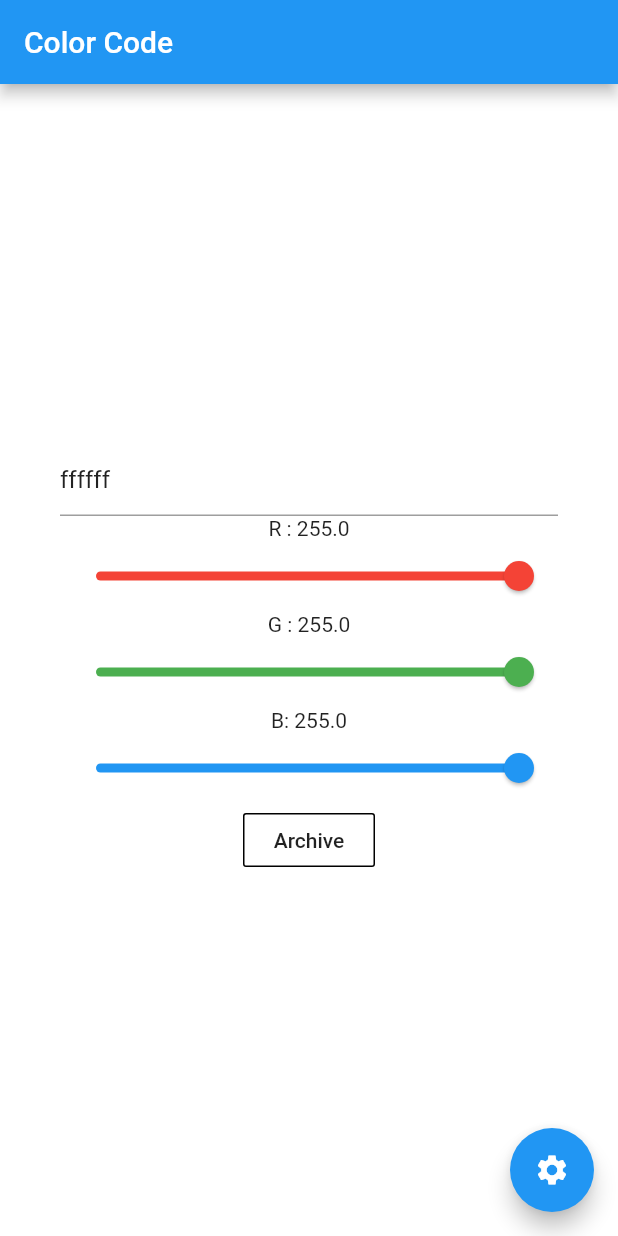
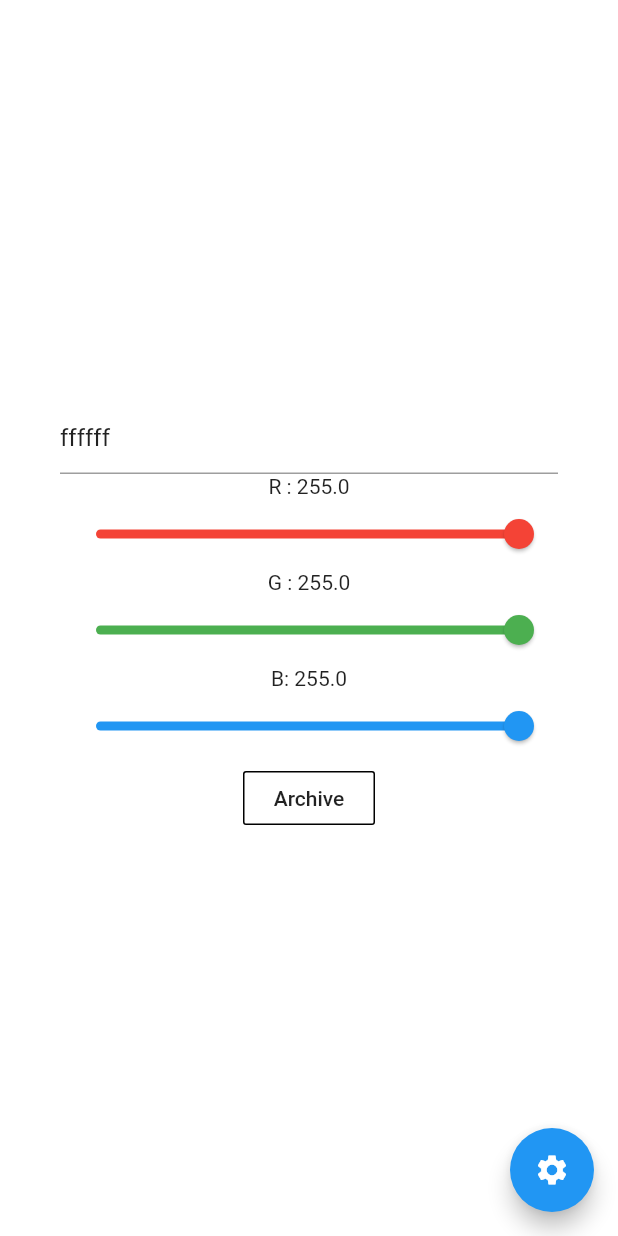
Before and after one commit to kurramkurram/ColorCode, a Flutter app: the screen it shows after launch, on a phone screen of 412 x 824 dp. Run offline on Flutter 3.47's test engine with Material 2 defaults, Android fonts, the light colour scheme and no system bars; our stand-ins replace shared_preferences.

Commit message:
delete app bar

```diff
--- a/lib/main.dart
+++ b/lib/main.dart
@@ -12,7 +12,6 @@ class MyApp extends StatelessWidget {
   Widget build(BuildContext context) {
     return MaterialApp(
       debugShowCheckedModeBanner: false,
-      title: 'Color Code',
       routes: <String, WidgetBuilder>{
         '/': (_) => Main(),
         '/setting': (_) => Setting()
--- a/lib/view/Main.dart
+++ b/lib/view/Main.dart
@@ -30,9 +30,6 @@ class _MainState extends State<Main> {
     return MaterialApp(
         debugShowCheckedModeBanner: false,
         home: Scaffold(
-          appBar: AppBar(
-            title: Text("Color Code"),
-          ),
           body: Container(
             color: Color.fromARGB(
                 255, _ratingR.toInt(), _ratingG.toInt(), _ratingB.toInt()),
```
